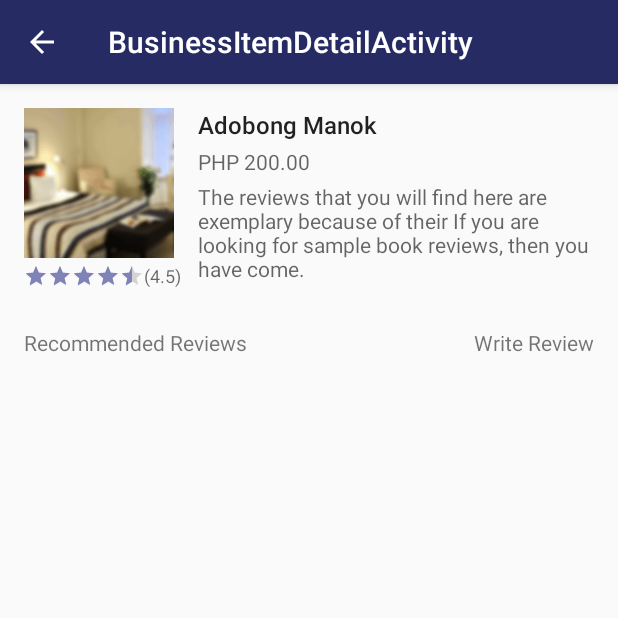
After one commit to rustanacexd/Tara, an Android app: the BusinessItemDetailActivity screen opened directly, with no data from a screen before it, on a phone screen of 412 x 824 dp, the top half of it. The commit adds this screen. Run offline under Robolectric (Android 15) with nearby library versions, the phone set to English and light mode, and no system bars.

```diff
--- /dev/null
+++ b/app/src/main/java/com/trytara/tara/BusinessItemDetailActivity.java
@@ -0,0 +1,21 @@
+package com.trytara.tara;
+
+import android.os.Bundle;
+import android.support.design.widget.FloatingActionButton;
+import android.support.design.widget.Snackbar;
+import android.support.v7.app.AppCompatActivity;
+import android.support.v7.widget.Toolbar;
+import android.view.View;
+
+public class BusinessItemDetailActivity extends AppCompatActivity {
+
+    @Override
+    protected void onCreate(Bundle savedInstanceState) {
+        super.onCreate(savedInstanceState);
+        setContentView(R.layout.activity_business_item_detail);
+        Toolbar toolbar = (Toolbar) findViewById(R.id.toolbar);
+        setSupportActionBar(toolbar);
+        getSupportActionBar().setDisplayHomeAsUpEnabled(true);
+    }
+
+}
--- a/app/src/main/java/com/trytara/tara/adapters/business/BusinessDetailMenuAdapter.java
+++ b/app/src/main/java/com/trytara/tara/adapters/business/BusinessDetailMenuAdapter.java
@@ -1,6 +1,7 @@
 package com.trytara.tara.adapters.business;
 
 import android.content.Context;
+import android.content.Intent;
 import android.graphics.Color;
 import android.support.v7.widget.RecyclerView;
 import android.view.LayoutInflater;
@@ -9,6 +10,7 @@ import android.view.ViewGroup;
 import android.widget.ImageView;
 import android.widget.TextView;
 
+import com.trytara.tara.BusinessItemDetailActivity;
 import com.trytara.tara.R;
 
 public class BusinessDetailMenuAdapter extends RecyclerView.Adapter<BusinessDetailMenuAdapter.ViewHolder> {
@@ -43,8 +45,8 @@ public class BusinessDetailMenuAdapter extends RecyclerView.Adapter<BusinessDeta
             v.setOnClickListener(new View.OnClickListener() {
                 @Override
                 public void onClick(View v) {
-                    /*Intent i = new Intent(mContext, BusinessDetailActivity.class);
-                    mContext.startActivity(i);*/
+                    Intent i = new Intent(mContext, BusinessItemDetailActivity.class);
+                    mContext.startActivity(i);
                 }
             });
 
--- /dev/null
+++ b/app/src/main/java/com/trytara/tara/fragments/business/BusinessItemDetailActivityFragment.java
@@ -0,0 +1,24 @@
+package com.trytara.tara.fragments.business;
+
+import android.support.v4.app.Fragment;
+import android.os.Bundle;
+import android.view.LayoutInflater;
+import android.view.View;
+import android.view.ViewGroup;
+
+import com.trytara.tara.R;
+
+/**
+ * A placeholder fragment containing a simple view.
+ */
+public class BusinessItemDetailActivityFragment extends Fragment {
+
+    public BusinessItemDetailActivityFragment() {
+    }
+
+    @Override
+    public View onCreateView(LayoutInflater inflater, ViewGroup container,
+                             Bundle savedInstanceState) {
+        return inflater.inflate(R.layout.fragment_business_item_detail, container, false);
+    }
+}
--- a/app/src/main/java/com/trytara/tara/models/BusinessDataSource.java
+++ b/app/src/main/java/com/trytara/tara/models/BusinessDataSource.java
@@ -33,7 +33,7 @@ public class BusinessDataSource implements BusinessDAO {
         for (int i = 1; i <= numBusiness; i++) {
 
 
-            Business business = new BusinessBuilder("Business " + i, "Lorem ipsum nonsense " +
+            Business business = new BusinessBuilder("Business " + i, "Lorem ipsum grabeh ka nonsense lol Lorem ipsum grabeh ka nonsense lol" +
                     "lol", "062-2142406", "Pagadian City").build();
 
             for (int j = 0; j <= 10; j++) {
--- /dev/null
+++ b/app/src/main/res/layout/activity_business_item_detail.xml
@@ -0,0 +1,28 @@
+<?xml version="1.0" encoding="utf-8"?>
+<android.support.design.widget.CoordinatorLayout
+    xmlns:android="http://schemas.android.com/apk/res/android"
+    xmlns:app="http://schemas.android.com/apk/res-auto"
+    xmlns:tools="http://schemas.android.com/tools"
+    android:layout_width="match_parent"
+    android:layout_height="match_parent"
+    android:fitsSystemWindows="true"
+    tools:context="com.trytara.tara.BusinessItemDetailActivity">
+
+    <android.support.design.widget.AppBarLayout
+        android:layout_height="wrap_content"
+        android:layout_width="match_parent"
+        android:theme="@style/AppTheme.AppBarOverlay">
+
+        <android.support.v7.widget.Toolbar
+            android:id="@+id/toolbar"
+            android:layout_width="match_parent"
+            android:layout_height="?attr/actionBarSize"
+            android:background="?attr/colorPrimary"
+            app:popupTheme="@style/AppTheme.PopupOverlay"/>
+
+    </android.support.design.widget.AppBarLayout>
+
+    <include layout="@layout/content_business_item_detail"/>
+
+
+</android.support.design.widget.CoordinatorLayout>
--- /dev/null
+++ b/app/src/main/res/layout/fragment_business_item_detail.xml
@@ -0,0 +1,104 @@
+<LinearLayout xmlns:android="http://schemas.android.com/apk/res/android"
+              xmlns:tools="http://schemas.android.com/tools"
+              android:layout_width="match_parent"
+              android:layout_height="match_parent"
+              android:orientation="vertical"
+              android:paddingBottom="@dimen/activity_vertical_margin"
+              android:paddingLeft="@dimen/activity_horizontal_margin"
+              android:paddingRight="@dimen/activity_horizontal_margin"
+              android:paddingTop="@dimen/activity_vertical_margin"
+              tools:context="com.trytara.tara.fragments.business.BusinessItemDetailActivityFragment"
+              tools:showIn="@layout/activity_business_item_detail">
+
+    <RelativeLayout
+        android:layout_width="match_parent"
+        android:layout_height="wrap_content">
+
+        <ImageView
+            android:id="@+id/item_image"
+            android:layout_width="100dp"
+            android:layout_height="100dp"
+            android:scaleType="centerCrop"
+            android:src="@drawable/hotels"/>
+
+        <RatingBar
+            android:id="@+id/total_rating_bar"
+            style="?android:attr/ratingBarStyleSmall"
+            android:layout_width="wrap_content"
+            android:layout_height="wrap_content"
+            android:layout_below="@id/item_image"
+            android:layout_marginTop="4dp"
+            android:numStars="5"
+            android:rating="4.5"
+            android:stepSize="0.1"/>
+
+        <TextView
+            style="@style/Base.TextAppearance.AppCompat.Caption"
+            android:id="@+id/item_total_rating"
+            android:layout_width="wrap_content"
+            android:layout_height="wrap_content"
+            android:layout_alignBottom="@id/total_rating_bar"
+            android:layout_toRightOf="@id/total_rating_bar"
+            android:text="(4.5)"/>
+
+        <TextView
+            android:id="@+id/item_title"
+            style="@style/TextAppearance.AppCompat.Title"
+            android:layout_width="150dp"
+            android:layout_height="wrap_content"
+            android:layout_marginLeft="@dimen/activity_horizontal_margin"
+            android:layout_toRightOf="@id/item_image"
+            android:ellipsize="end"
+            android:maxLines="2"
+            android:text="Adobong Manok"
+            android:textSize="16sp"/>
+
+        <TextView
+            android:id="@+id/item_price"
+            style="@style/TextAppearance.AppCompat.Caption"
+            android:layout_width="wrap_content"
+            android:layout_height="wrap_content"
+            android:layout_alignLeft="@id/item_title"
+            android:layout_below="@id/item_title"
+            android:layout_marginTop="4dp"
+            android:text="PHP 200.00"
+            android:textSize="14sp"/>
+
+        <TextView
+            android:id="@+id/item_review_content"
+            style="@style/TextAppearance.AppCompat.Caption"
+            android:layout_width="wrap_content"
+            android:layout_height="wrap_content"
+            android:layout_alignLeft="@id/item_title"
+            android:layout_below="@id/item_price"
+            android:layout_marginTop="4dp"
+            android:ellipsize="end"
+            android:maxLines="7"
+            android:text="The reviews that you will find here are exemplary because of their If you are looking for sample book reviews, then you have come."
+            android:textSize="14sp"/>
+
+
+        <TextView
+            android:id="@+id/recommended_reviews"
+            android:layout_marginTop="30dp"
+            android:layout_width="wrap_content"
+            android:layout_height="wrap_content"
+            android:layout_below="@id/item_review_content"
+            android:text="Recommended Reviews"/>
+
+        <TextView
+            android:layout_width="wrap_content"
+            android:layout_height="wrap_content"
+            android:layout_alignBaseline="@id/recommended_reviews"
+            android:layout_alignParentRight="true"
+            android:text="Write Review"/>
+
+    </RelativeLayout>
+
+
+    <android.support.v7.widget.RecyclerView
+        android:id="@+id/rvBusinessItemMenuReviews"
+        android:layout_width="match_parent"
+        android:layout_height="match_parent"/>
+
+</LinearLayout>
--- a/app/src/main/res/values/strings.xml
+++ b/app/src/main/res/values/strings.xml
@@ -48,4 +48,5 @@
     <string name="search_hint">Search for (Foods, Stores, etc)</string>
     <string name="title_activity_maps">Map</string>
     <string name="search">Search</string>
+    <string name="title_activity_business_item_detail">BusinessItemDetailActivity</string>
 </resources>
```
Also changed, not shown: app/src/main/AndroidManifest.xml (+35 -25 lines), app/src/main/res/layout/business_row_item.xml (+10 -7 lines), app/src/main/res/layout/content_business_item_detail.xml (added, +9 -0 lines), app/src/main/res/menu/menu_business_item_detail.xml (added, +9 -0 lines).
